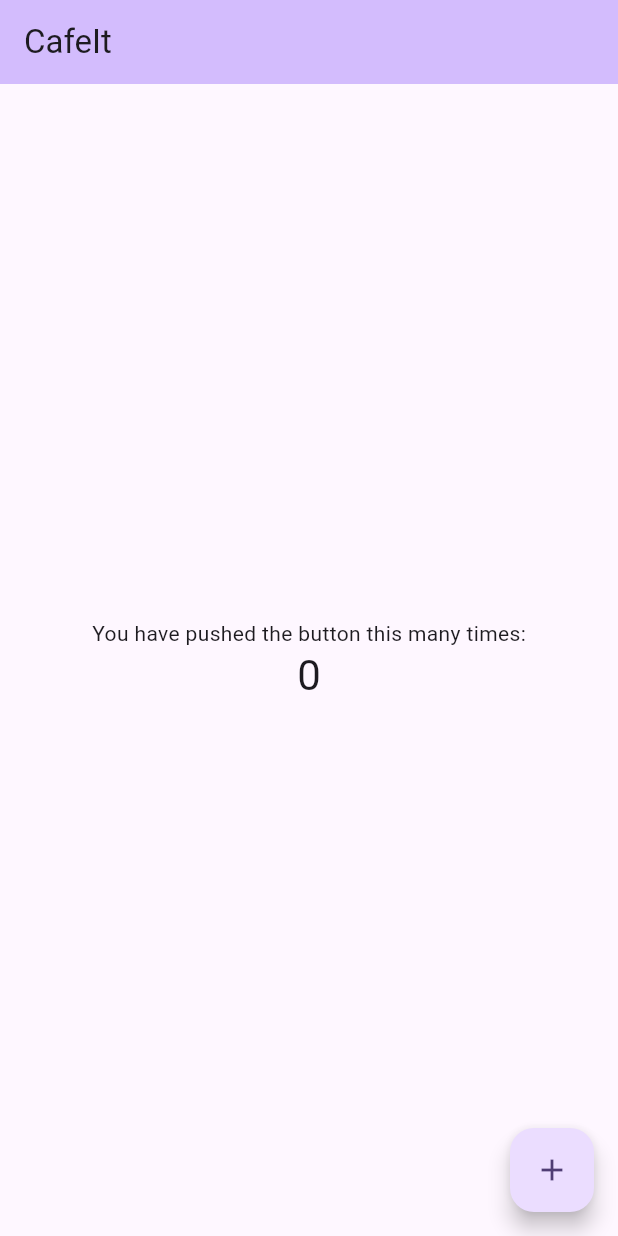
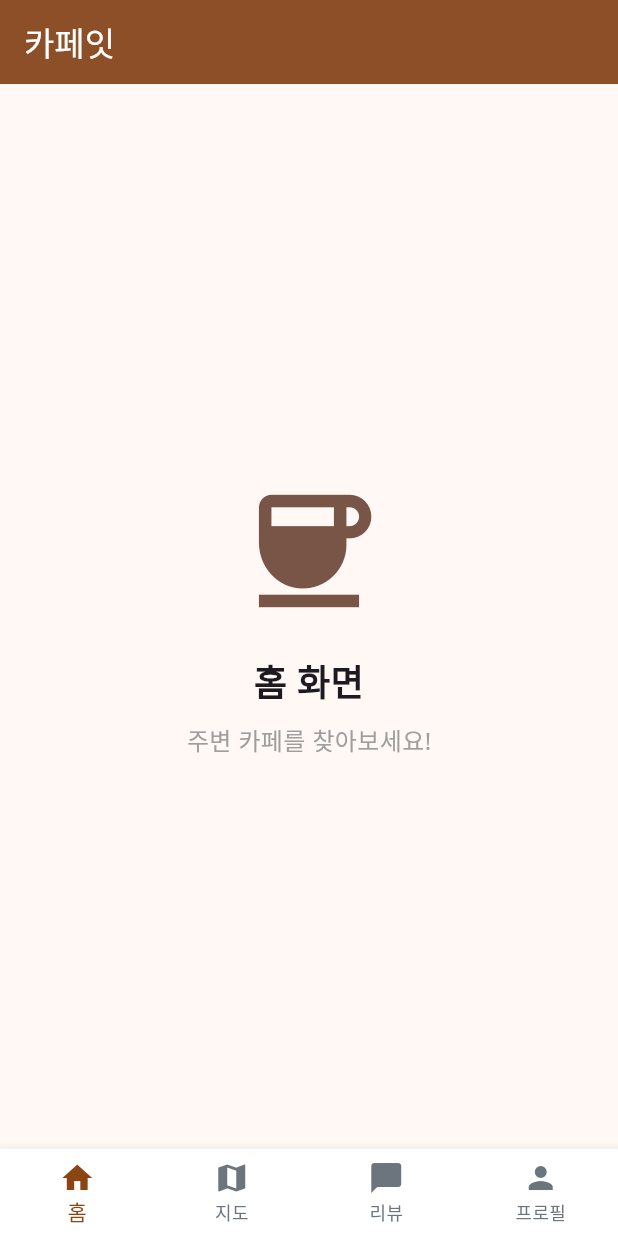
Before and after one commit to Kimgue/my-app-project, a Flutter app: the screen it shows after launch, on a phone screen of 412 x 824 dp. Run offline on Flutter 3.47's test engine with Material 3 defaults, Android fonts, the light colour scheme and no system bars; our stand-ins replace google_fonts.

Commit message:
screen change commit

```diff
--- /dev/null
+++ b/lib/app/app.dart
@@ -0,0 +1,64 @@
+import 'package:flutter/material.dart';
+import 'theme/app_theme.dart';
+import 'theme/app_colors.dart';
+import '../features/home/screens/home_screen.dart';
+import '../features/map/screens/map_screen.dart';
+import '../features/review/screens/review_screen.dart';
+import '../features/profile/screens/profile_screen.dart';
+
+class CafeItApp extends StatelessWidget {
+  const CafeItApp({super.key});
+
+  @override
+  Widget build(BuildContext context) {
+    return MaterialApp(
+      title: '카페잇',
+      theme: AppTheme.lightTheme,
+      home: const MainNavigationScreen(),
+    );
+  }
+}
+
+class MainNavigationScreen extends StatefulWidget {
+  const MainNavigationScreen({super.key});
+
+  @override
+  State<MainNavigationScreen> createState() => _MainNavigationScreenState();
+}
+
+class _MainNavigationScreenState extends State<MainNavigationScreen> {
+  int _selectedIndex = 0;
+
+  final List<Widget> _screens = [
+    const HomeScreen(),
+    const MapScreen(),
+    const ReviewScreen(),
+    const ProfileScreen(),
+  ];
+
+  void _onItemTapped(int index) {
+    setState(() {
+      _selectedIndex = index;
+    });
+  }
+
+  @override
+  Widget build(BuildContext context) {
+    return Scaffold(
+      body: _screens[_selectedIndex],
+      bottomNavigationBar: BottomNavigationBar(
+        type: BottomNavigationBarType.fixed,
+        currentIndex: _selectedIndex,
+        onTap: _onItemTapped,
+        selectedItemColor: AppColors.primary,
+        unselectedItemColor: AppColors.grey,
+        items: const [
+          BottomNavigationBarItem(icon: Icon(Icons.home), label: '홈'),
+          BottomNavigationBarItem(icon: Icon(Icons.map), label: '지도'),
+          BottomNavigationBarItem(icon: Icon(Icons.chat_bubble), label: '리뷰'),
+          BottomNavigationBarItem(icon: Icon(Icons.person), label: '프로필'),
+        ],
+      ),
+    );
+  }
+}
--- /dev/null
+++ b/lib/app/theme/app_colors.dart
@@ -0,0 +1,26 @@
+import 'package:flutter/material.dart';
+
+class AppColors {
+  // 메인 컬러
+  static const Color creamBeige = Color(0xFFF5F5DC);
+  static const Color cappuccinoBrown = Color(0xFF8B4513);
+  static const Color matchaGreen = Color(0xFF90EE90);
+
+  // 보조 컬러
+  static const Color lightGray = Color(0xFFF8F9FA);
+  static const Color darkGray = Color(0xFF6C757D);
+  static const Color white = Color(0xFFFFFFFF);
+
+  // 테마 컬러
+  static const Color primary = cappuccinoBrown;
+  static const Color secondary = matchaGreen;
+  static const Color background = creamBeige;
+  static const Color surface = white;
+  static const Color grey = darkGray;
+
+  // 상태 컬러
+  static const Color success = Color(0xFF28A745);
+  static const Color warning = Color(0xFFFFC107);
+  static const Color error = Color(0xFFDC3545);
+  static const Color info = Color(0xFF17A2B8);
+}
--- /dev/null
+++ b/lib/app/theme/app_theme.dart
@@ -0,0 +1,47 @@
+import 'package:flutter/material.dart';
+import 'package:google_fonts/google_fonts.dart';
+import 'app_colors.dart';
+
+class AppTheme {
+  static ThemeData get lightTheme {
+    return ThemeData(
+      useMaterial3: true,
+      colorScheme: ColorScheme.fromSeed(
+        seedColor: AppColors.primary,
+        brightness: Brightness.light,
+      ),
+      textTheme: GoogleFonts.notoSansTextTheme(),
+      appBarTheme: const AppBarTheme(
+        backgroundColor: AppColors.primary,
+        foregroundColor: AppColors.white,
+        elevation: 0,
+      ),
+      bottomNavigationBarTheme: const BottomNavigationBarThemeData(
+        backgroundColor: AppColors.white,
+        selectedItemColor: AppColors.primary,
+        unselectedItemColor: AppColors.grey,
+        type: BottomNavigationBarType.fixed,
+      ),
+      cardTheme: CardThemeData(
+        color: AppColors.surface,
+        elevation: 2,
+        shape: RoundedRectangleBorder(borderRadius: BorderRadius.circular(12)),
+      ),
+      elevatedButtonTheme: ElevatedButtonThemeData(
+        style: ElevatedButton.styleFrom(
+          backgroundColor: AppColors.primary,
+          foregroundColor: AppColors.white,
+          shape: RoundedRectangleBorder(borderRadius: BorderRadius.circular(8)),
+          padding: const EdgeInsets.symmetric(horizontal: 24, vertical: 12),
+        ),
+      ),
+      inputDecorationTheme: InputDecorationTheme(
+        border: OutlineInputBorder(borderRadius: BorderRadius.circular(8)),
+        focusedBorder: OutlineInputBorder(
+          borderRadius: BorderRadius.circular(8),
+          borderSide: const BorderSide(color: AppColors.primary, width: 2),
+        ),
+      ),
+    );
+  }
+}
--- /dev/null
+++ b/lib/features/home/screens/home_screen.dart
@@ -0,0 +1,34 @@
+import 'package:flutter/material.dart';
+
+class HomeScreen extends StatelessWidget {
+  const HomeScreen({super.key});
+
+  @override
+  Widget build(BuildContext context) {
+    return Scaffold(
+      appBar: AppBar(
+        title: const Text('카페잇'),
+        backgroundColor: Theme.of(context).colorScheme.primary,
+        foregroundColor: Colors.white,
+      ),
+      body: const Center(
+        child: Column(
+          mainAxisAlignment: MainAxisAlignment.center,
+          children: [
+            Icon(Icons.coffee, size: 100, color: Colors.brown),
+            SizedBox(height: 20),
+            Text(
+              '홈 화면',
+              style: TextStyle(fontSize: 24, fontWeight: FontWeight.bold),
+            ),
+            SizedBox(height: 10),
+            Text(
+              '주변 카페를 찾아보세요!',
+              style: TextStyle(fontSize: 16, color: Colors.grey),
+            ),
+          ],
+        ),
+      ),
+    );
+  }
+}
--- a/lib/main.dart
+++ b/lib/main.dart
@@ -1,69 +1,6 @@
 import 'package:flutter/material.dart';
+import 'app/app.dart';
 
 void main() {
-  runApp(const MyApp());
+  runApp(const CafeItApp());
 }
-
-class MyApp extends StatelessWidget {
-  const MyApp({super.key});
-
-  @override
-  Widget build(BuildContext context) {
-    return MaterialApp(
-      title: 'CafeIt',
-      theme: ThemeData(
-        colorScheme: ColorScheme.fromSeed(seedColor: Colors.deepPurple),
-      ),
-      home: const MyHomePage(title: 'CafeIt'),
-    );
-  }
-}
-
-class MyHomePage extends StatefulWidget {
-  const MyHomePage({super.key, required this.title});
-
-  final String title;
-
-  @override
-  State<MyHomePage> createState() => _MyHomePageState();
-}
-
-class _MyHomePageState extends State<MyHomePage> {
-  int _counter = 0;
-
-  void _incrementCounter() {
-    setState(() {
-      // This call to setState tells the Flutter framework that something has
-
-      _counter++;
-    });
-  }
-
-  @override
-  Widget build(BuildContext context) {
-    return Scaffold(
-      appBar: AppBar(
-        backgroundColor: Theme.of(context).colorScheme.inversePrimary,
-
-        title: Text(widget.title),
-      ),
-      body: Center(
-        child: Column(
-          mainAxisAlignment: MainAxisAlignment.center,
-          children: <Widget>[
-            const Text('You have pushed the button this many times:'),
-            Text(
-              '$_counter',
-              style: Theme.of(context).textTheme.headlineMedium,
-            ),
-          ],
-        ),
-      ),
-      floatingActionButton: FloatingActionButton(
-        onPressed: _incrementCounter,
-        tooltip: 'Increment',
-        child: const Icon(Icons.add),
-      ), // This trailing comma makes auto-formatting nicer for build methods.
-    );
-  }
-}
```
Also changed, not shown: lib/core/constants/app_constants.dart (added, +27 -0 lines), lib/core/utils/app_utils.dart (added, +49 -0 lines), lib/features/map/screens/map_screen.dart (added, +34 -0 lines), lib/features/profile/screens/profile_screen.dart (added, +34 -0 lines), lib/features/review/screens/review_screen.dart (added, +34 -0 lines), lib/shared/models/cafe_model.dart (added, +99 -0 lines), lib/shared/widgets/custom_button.dart (added, +53 -0 lines), lib/shared/widgets/custom_card.dart (added, +64 -0 lines), lib/shared/widgets/loading_widget.dart (added, +31 -0 lines).
